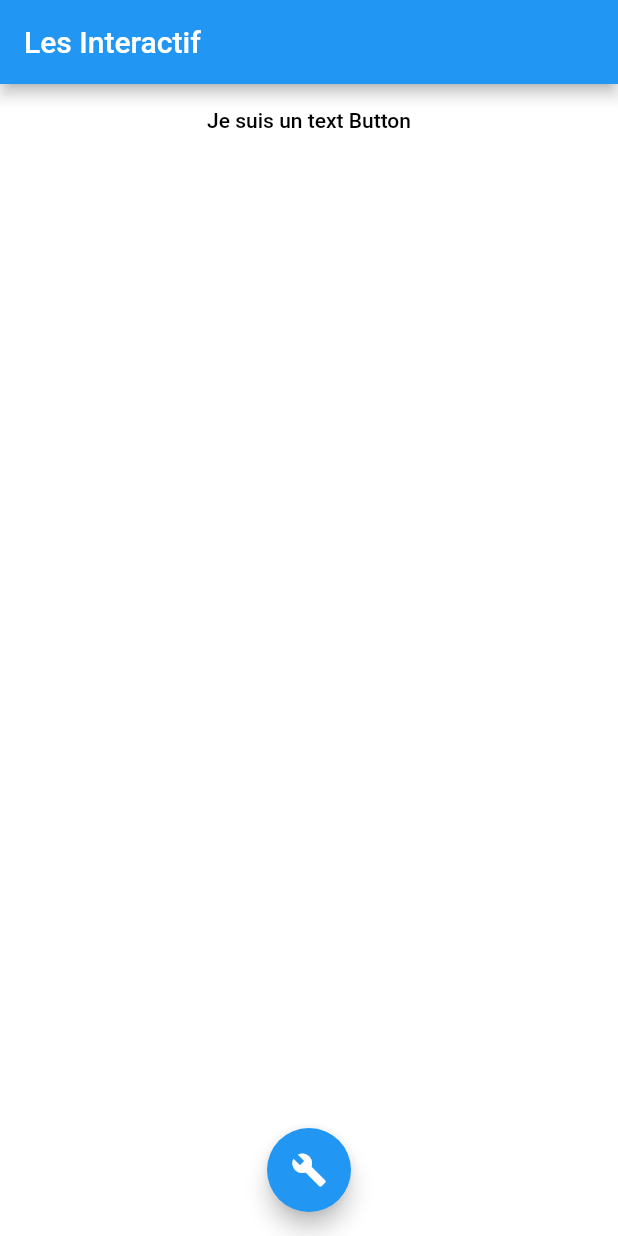
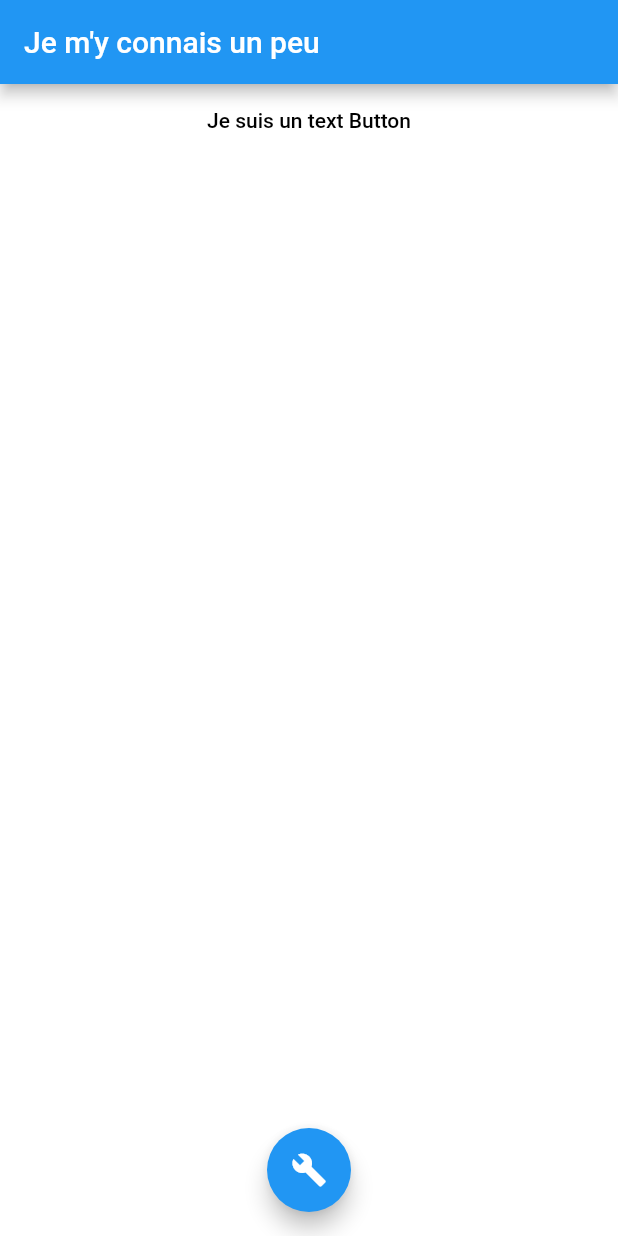
Before and after one commit to Devsaci/Passerel_Widgets_interactifs, a Flutter app: the screen it shows after launch, on a phone screen of 412 x 824 dp. Run offline on Flutter 3.47's test engine with Material 2 defaults, Android fonts, the phone set to English and light mode, and no system bars.

Commit message:
updateAppBarText

```diff
--- a/lib/Interactive_Page.dart
+++ b/lib/Interactive_Page.dart
@@ -14,6 +14,7 @@ class InteractifPage extends StatefulWidget {
 class InteractifPageState extends State<InteractifPage> {
   Color backgroundColor = Colors.white;
   Color textColor = Colors.black;
+  bool textButtonPressed = true;
 
   @override
   void initState() {
@@ -34,8 +35,7 @@ class InteractifPageState extends State<InteractifPage> {
     return Scaffold(
       backgroundColor: backgroundColor,
       appBar: AppBar(
-        title: Text('Les Interactif'),
-      ),
+        title: Text(updateAppBarText()),),
       body: Center(
         child: Column(
           children: [
@@ -61,5 +61,8 @@ class InteractifPageState extends State<InteractifPage> {
     });
 
   }
+String updateAppBarText(){
+return(textButtonPressed)? "Je m'y connais un peu" :"Les Interactifs";
+}
 
 }
```
